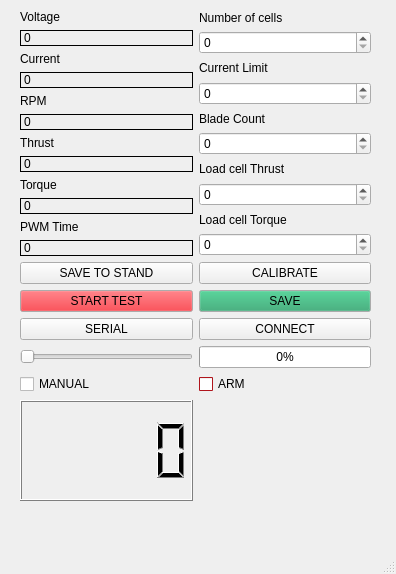
Old version of the form TEST_STAND_GT6/Core/Src/mainwindow.ui in the repository catim2204/AFT_REPO.
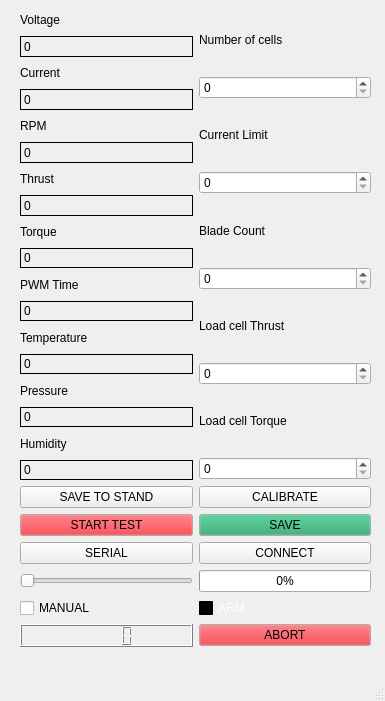
New version of the form.

What changed in the file:
```diff
--- a/TEST_STAND_GT6/Core/Src/mainwindow.ui
+++ b/TEST_STAND_GT6/Core/Src/mainwindow.ui
@@ -6,8 +6,8 @@
    <rect>
     <x>0</x>
     <y>0</y>
-    <width>396</width>
-    <height>574</height>
+    <width>385</width>
+    <height>701</height>
    </rect>
   </property>
   <property name="windowTitle">
@@ -20,7 +20,7 @@
       <x>20</x>
       <y>10</y>
       <width>351</width>
-      <height>491</height>
+      <height>637</height>
      </rect>
     </property>
     <layout class="QGridLayout" name="gridLayout">
@@ -771,6 +771,57 @@
          </property>
         </widget>
        </item>
+       <item>
+        <widget class="QLabel" name="label_12">
+         <property name="text">
+          <string>Temperature</string>
+         </property>
+        </widget>
+       </item>
+       <item>
+        <widget class="QLabel" name="Temperature">
+         <property name="frameShape">
+          <enum>QFrame::Shape::Box</enum>
+         </property>
+         <property name="text">
+          <string>0</string>
+         </property>
+        </widget>
+       </item>
+       <item>
+        <widget class="QLabel" name="label_13">
+         <property name="text">
+          <string>Pressure</string>
+         </property>
+        </widget>
+       </item>
+       <item>
+        <widget class="QLabel" name="Pressure">
+         <property name="frameShape">
+          <enum>QFrame::Shape::Box</enum>
+         </property>
+         <property name="text">
+          <string>0</string>
+         </property>
+        </widget>
+       </item>
+       <item>
+        <widget class="QLabel" name="label_14">
+         <property name="text">
+          <string>Humidity</string>
+         </property>
+        </widget>
+       </item>
+       <item>
+        <widget class="QLabel" name="Humidity">
+         <property name="frameShape">
+          <enum>QFrame::Shape::Box</enum>
+         </property>
+         <property name="text">
+          <string>0</string>
+         </property>
+        </widget>
+       </item>
       </layout>
      </item>
      <item row="6" column="1">
@@ -781,63 +832,63 @@
           <colorrole role="WindowText">
            <brush brushstyle="SolidPattern">
             <color alpha="255">
-             <red>0</red>
-             <green>0</green>
-             <blue>0</blue>
+             <red>255</red>
+             <green>255</green>
+             <blue>255</blue>
             </color>
            </brush>
           </colorrole>
           <colorrole role="Button">
            <brush brushstyle="SolidPattern">
             <color alpha="255">
-             <red>224</red>
-             <green>27</green>
-             <blue>36</blue>
+             <red>0</red>
+             <green>0</green>
+             <blue>0</blue>
             </color>
            </brush>
           </colorrole>
           <colorrole role="Light">
            <brush brushstyle="SolidPattern">
             <color alpha="255">
-             <red>255</red>
-             <green>112</green>
-             <blue>118</blue>
+             <red>0</red>
+             <green>0</green>
+             <blue>0</blue>
             </color>
            </brush>
           </colorrole>
           <colorrole role="Midlight">
            <brush brushstyle="SolidPattern">
             <color alpha="255">
-             <red>239</red>
-             <green>69</green>
-             <blue>77</blue>
+             <red>0</red>
+             <green>0</green>
+             <blue>0</blue>
             </color>
            </brush>
           </colorrole>
           <colorrole role="Dark">
            <brush brushstyle="SolidPattern">
             <color alpha="255">
-             <red>112</red>
-             <green>13</green>
-             <blue>18</blue>
+             <red>0</red>
+             <green>0</green>
+             <blue>0</blue>
             </color>
            </brush>
           </colorrole>
           <colorrole role="Mid">
            <brush brushstyle="SolidPattern">
             <color alpha="255">
-             <red>149</red>
-             <green>18</green>
-             <blue>24</blue>
+             <red>0</red>
+             <green>0</green>
+             <blue>0</blue>
             </color>
            </brush>
           </colorrole>
           <colorrole role="Text">
            <brush brushstyle="SolidPattern">
             <color alpha="255">
-             <red>0</red>
-             <green>0</green>
-             <blue>0</blue>
+             <red>255</red>
+             <green>255</green>
+             <blue>255</blue>
             </color>
            </brush>
           </colorrole>
@@ -853,27 +904,27 @@
           <colorrole role="ButtonText">
            <brush brushstyle="SolidPattern">
             <color alpha="255">
-             <red>0</red>
-             <green>0</green>
-             <blue>0</blue>
+             <red>255</red>
+             <green>255</green>
+             <blue>255</blue>
             </color>
            </brush>
           </colorrole>
           <colorrole role="Base">
            <brush brushstyle="SolidPattern">
             <color alpha="255">
-             <red>255</red>
-             <green>255</green>
-             <blue>255</blue>
+             <red>0</red>
+             <green>0</green>
+             <blue>0</blue>
             </color>
            </brush>
           </colorrole>
           <colorrole role="Window">
            <brush brushstyle="SolidPattern">
             <color alpha="255">
-             <red>224</red>
-             <green>27</green>
-             <blue>36</blue>
+             <red>0</red>
+             <green>0</green>
+             <blue>0</blue>
             </color>
            </brush>
           </colorrole>
@@ -889,9 +940,9 @@
           <colorrole role="AlternateBase">
            <brush brushstyle="SolidPattern">
             <color alpha="255">
-             <red>239</red>
-             <green>141</green>
-             <blue>145</blue>
+             <red>0</red>
+             <green>0</green>
+             <blue>0</blue>
             </color>
            </brush>
           </colorrole>
@@ -915,7 +966,16 @@
           </colorrole>
           <colorrole role="PlaceholderText">
            <brush brushstyle="SolidPattern">
-            <color alpha="128">
+            <color alpha="127">
+             <red>255</red>
+             <green>255</green>
+             <blue>255</blue>
+            </color>
+           </brush>
+          </colorrole>
+          <colorrole role="Accent">
+           <brush brushstyle="SolidPattern">
+            <color alpha="255">
              <red>0</red>
              <green>0</green>
              <blue>0</blue>
@@ -927,63 +987,63 @@
           <colorrole role="WindowText">
            <brush brushstyle="SolidPattern">
             <color alpha="255">
-             <red>0</red>
-             <green>0</green>
-             <blue>0</blue>
+             <red>255</red>
+             <green>255</green>
+             <blue>255</blue>
             </color>
            </brush>
           </colorrole>
           <colorrole role="Button">
            <brush brushstyle="SolidPattern">
             <color alpha="255">
-             <red>224</red>
-             <green>27</green>
-             <blue>36</blue>
+             <red>0</red>
+             <green>0</green>
+             <blue>0</blue>
             </color>
            </brush>
           </colorrole>
           <colorrole role="Light">
            <brush brushstyle="SolidPattern">
             <color alpha="255">
-             <red>255</red>
-             <green>112</green>
-             <blue>118</blue>
+             <red>0</red>
+             <green>0</green>
+             <blue>0</blue>
             </color>
            </brush>
           </colorrole>
           <colorrole role="Midlight">
            <brush brushstyle="SolidPattern">
             <color alpha="255">
-             <red>239</red>
-             <green>69</green>
-             <blue>77</blue>
+             <red>0</red>
+             <green>0</green>
+             <blue>0</blue>
             </color>
            </brush>
           </colorrole>
           <colorrole role="Dark">
            <brush brushstyle="SolidPattern">
             <color alpha="255">
-             <red>112</red>
-             <green>13</green>
-             <blue>18</blue>
+             <red>0</red>
+             <green>0</green>
+             <blue>0</blue>
             </color>
            </brush>
           </colorrole>
           <colorrole role="Mid">
            <brush brushstyle="SolidPattern">
             <color alpha="255">
-             <red>149</red>
-             <green>18</green>
-             <blue>24</blue>
+             <red>0</red>
+             <green>0</green>
+             <blue>0</blue>
             </color>
            </brush>
           </colorrole>
           <colorrole role="Text">
            <brush brushstyle="SolidPattern">
             <color alpha="255">
-             <red>0</red>
-             <green>0</green>
-             <blue>0</blue>
+             <red>255</red>
+             <green>255</green>
+             <blue>255</blue>
             </color>
            </brush>
           </colorrole>
@@ -999,27 +1059,27 @@
           <colorrole role="ButtonText">
            <brush brushstyle="SolidPattern">
             <color alpha="255">
-             <red>0</red>
-             <green>0</green>
-             <blue>0</blue>
+             <red>255</red>
+             <green>255</green>
+             <blue>255</blue>
             </color>
            </brush>
           </colorrole>
           <colorrole role="Base">
            <brush brushstyle="SolidPattern">
             <color alpha="255">
-             <red>255</red>
-             <green>255</green>
-             <blue>255</blue>
+             <red>0</red>
+             <green>0</green>
+             <blue>0</blue>
             </color>
            </brush>
           </colorrole>
           <colorrole role="Window">
            <brush brushstyle="SolidPattern">
             <color alpha="255">
-             <red>224</red>
-             <green>27</green>
-             <blue>36</blue>
+             <red>0</red>
+             <green>0</green>
+             <blue>0</blue>
             </color>
            </brush>
           </colorrole>
@@ -1035,9 +1095,9 @@
           <colorrole role="AlternateBase">
            <brush brushstyle="SolidPattern">
             <color alpha="255">
-             <red>239</red>
-             <green>141</green>
-             <blue>145</blue>
+             <red>0</red>
+             <green>0</green>
+             <blue>0</blue>
             </color>
            </brush>
           </colorrole>
@@ -1061,7 +1121,16 @@
           </colorrole>
           <colorrole role="PlaceholderText">
            <brush brushstyle="SolidPattern">
-            <color alpha="128">
+            <color alpha="127">
+             <red>255</red>
+             <green>255</green>
+             <blue>255</blue>
+            </color>
+           </brush>
+          </colorrole>
+          <colorrole role="Accent">
+           <brush brushstyle="SolidPattern">
+            <color alpha="255">
              <red>0</red>
              <green>0</green>
              <blue>0</blue>
@@ -1073,63 +1142,63 @@
           <colorrole role="WindowText">
            <brush brushstyle="SolidPattern">
             <color alpha="255">
-             <red>112</red>
-             <green>13</green>
-             <blue>18</blue>
+             <red>0</red>
+             <green>0</green>
+             <blue>0</blue>
             </color>
            </brush>
           </colorrole>
           <colorrole role="Button">
            <brush brushstyle="SolidPattern">
             <color alpha="255">
-             <red>224</red>
-             <green>27</green>
-             <blue>36</blue>
+             <red>0</red>
+             <green>0</green>
+             <blue>0</blue>
             </color>
            </brush>
           </colorrole>
           <colorrole role="Light">
            <brush brushstyle="SolidPattern">
             <color alpha="255">
-             <red>255</red>
-             <green>112</green>
-             <blue>118</blue>
+             <red>0</red>
+             <green>0</green>
+             <blue>0</blue>
             </color>
            </brush>
           </colorrole>
           <colorrole role="Midlight">
            <brush brushstyle="SolidPattern">
             <color alpha="255">
-             <red>239</red>
-             <green>69</green>
-             <blue>77</blue>
+             <red>0</red>
+             <green>0</green>
+             <blue>0</blue>
             </color>
            </brush>
           </colorrole>
           <colorrole role="Dark">
            <brush brushstyle="SolidPattern">
             <color alpha="255">
-             <red>112</red>
-             <green>13</green>
-             <blue>18</blue>
+             <red>0</red>
+             <green>0</green>
+             <blue>0</blue>
             </color>
            </brush>
           </colorrole>
           <colorrole role="Mid">
            <brush brushstyle="SolidPattern">
             <color alpha="255">
-             <red>149</red>
-             <green>18</green>
-             <blue>24</blue>
+             <red>0</red>
+             <green>0</green>
+             <blue>0</blue>
             </color>
            </brush>
           </colorrole>
           <colorrole role="Text">
            <brush brushstyle="SolidPattern">
             <color alpha="255">
-             <red>112</red>
-             <green>13</green>
-             <blue>18</blue>
+             <red>0</red>
+             <green>0</green>
+             <blue>0</blue>
             </color>
            </brush>
           </colorrole>
@@ -1145,27 +1214,27 @@
           <colorrole role="ButtonText">
            <brush brushstyle="SolidPattern">
             <color alpha="255">
-             <red>112</red>
-             <green>13</green>
-             <blue>18</blue>
+             <red>0</red>
+             <green>0</green>
+             <blue>0</blue>
             </color>
            </brush>
           </colorrole>
           <colorrole role="Base">
            <brush brushstyle="SolidPattern">
             <color alpha="255">
-             <red>224</red>
-             <green>27</green>
-             <blue>36</blue>
+             <red>0</red>
+             <green>0</green>
+             <blue>0</blue>
             </color>
            </brush>
           </colorrole>
           <colorrole role="Window">
            <brush brushstyle="SolidPattern">
             <color alpha="255">
-             <red>224</red>
-             <green>27</green>
-             <blue>36</blue>
+             <red>0</red>
+             <green>0</green>
+             <blue>0</blue>
             </color>
            </brush>
           </colorrole>
@@ -1181,9 +1250,9 @@
           <colorrole role="AlternateBase">
            <brush brushstyle="SolidPattern">
             <color alpha="255">
-             <red>224</red>
-             <green>27</green>
-             <blue>36</blue>
+             <red>0</red>
+             <green>0</green>
+             <blue>0</blue>
             </color>
            </brush>
           </colorrole>
@@ -1207,7 +1276,16 @@
           </colorrole>
           <colorrole role="PlaceholderText">
            <brush brushstyle="SolidPattern">
-            <color alpha="128">
+            <color alpha="127">
+             <red>0</red>
+             <green>0</green>
+             <blue>0</blue>
+            </color>
+           </brush>
+          </colorrole>
+          <colorrole role="Accent">
+           <brush brushstyle="SolidPattern">
+            <color alpha="255">
              <red>0</red>
              <green>0</green>
              <blue>0</blue>
@@ -1296,6 +1374,56 @@
        </property>
       </widget>
      </item>
+     <item row="7" column="1">
+      <widget class="QPushButton" name="Abort">
+       <property name="palette">
+        <palette>
+         <active>
+          <colorrole role="Button">
+           <brush brushstyle="SolidPattern">
+            <color alpha="255">
+             <red>224</red>
+             <green>27</green>
+             <blue>36</blue>
+            </color>
+           </brush>
+          </colorrole>
+         </active>
+         <inactive>
+          <colorrole role="Button">
+           <brush brushstyle="SolidPattern">
+            <color alpha="255">
+             <red>224</red>
+             <green>27</green>
+             <blue>36</blue>
+            </color>
+           </brush>
+          </colorrole>
+         </inactive>
+         <disabled>
+          <colorrole role="Button">
+           <brush brushstyle="SolidPattern">
+            <color alpha="255">
+             <red>224</red>
+             <green>27</green>
+             <blue>36</blue>
+            </color>
+           </brush>
+          </colorrole>
+         </disabled>
+        </palette>
+       </property>
+       <property name="text">
+        <string>ABORT</string>
+       </property>
+       <property name="shortcut">
+        <string>Return</string>
+       </property>
+       <property name="checkable">
+        <bool>false</bool>
+       </property>
+      </widget>
+     </item>
     </layout>
    </widget>
   </widget>
```
Left out of the diff: 8 changed lines with no effect on the pictures.
